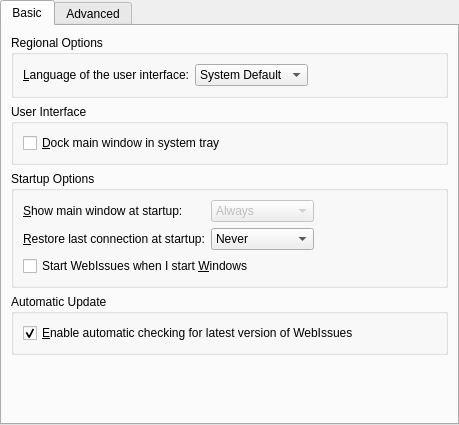
mimecorg/webissues-client, file src/dialogs/settingsdialog.ui: the form before one commit.
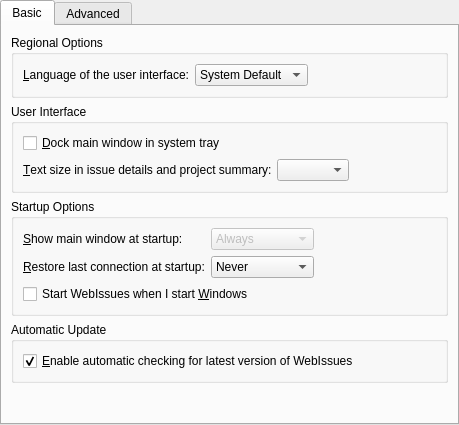
The form after the commit. Custom widgets are drawn as their Qt base class.

The edit to the form file:
```diff
--- a/src/dialogs/settingsdialog.ui
+++ b/src/dialogs/settingsdialog.ui
@@ -70,14 +70,40 @@
       <property name="title">
        <string>User Interface</string>
       </property>
-      <layout class="QVBoxLayout" name="verticalLayout_2">
-       <item>
+      <layout class="QGridLayout" name="gridLayout_2">
+       <item row="0" column="0" colspan="3">
         <widget class="QCheckBox" name="dockCheckBox">
          <property name="text">
           <string>&amp;Dock main window in system tray</string>
          </property>
         </widget>
        </item>
+       <item row="1" column="0">
+        <widget class="QLabel" name="label_7">
+         <property name="text">
+          <string>&amp;Text size in issue details and project summary:</string>
+         </property>
+         <property name="buddy">
+          <cstring>textSizeComboBox</cstring>
+         </property>
+        </widget>
+       </item>
+       <item row="1" column="1">
+        <widget class="QComboBox" name="textSizeComboBox"/>
+       </item>
+       <item row="1" column="2">
+        <spacer name="horizontalSpacer_5">
+         <property name="orientation">
+          <enum>Qt::Horizontal</enum>
+         </property>
+         <property name="sizeHint" stdset="0">
+          <size>
+           <width>109</width>
+           <height>20</height>
+          </size>
+         </property>
+        </spacer>
+       </item>
       </layout>
      </widget>
     </item>
```
Left out of the diff: 53 changed lines with no effect on the pictures.
